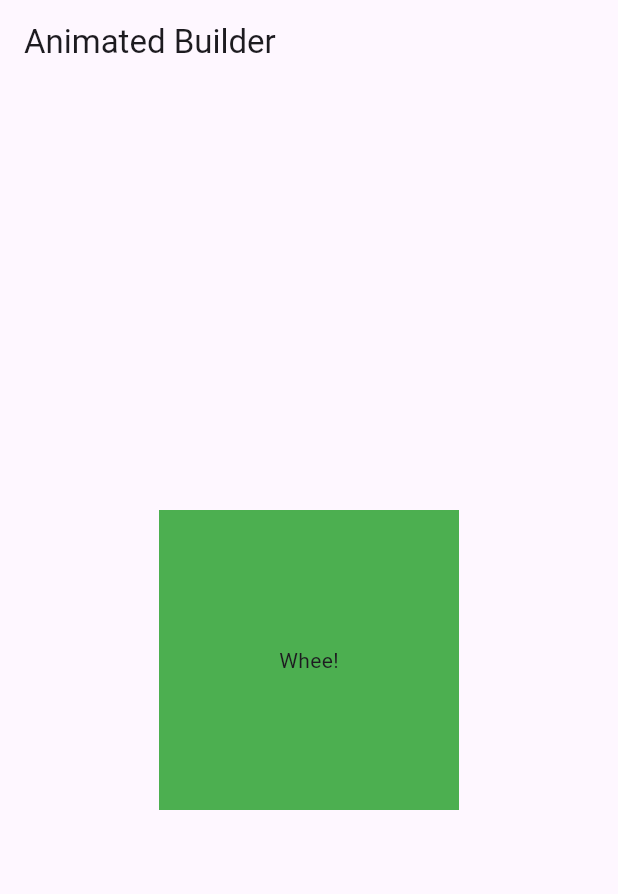
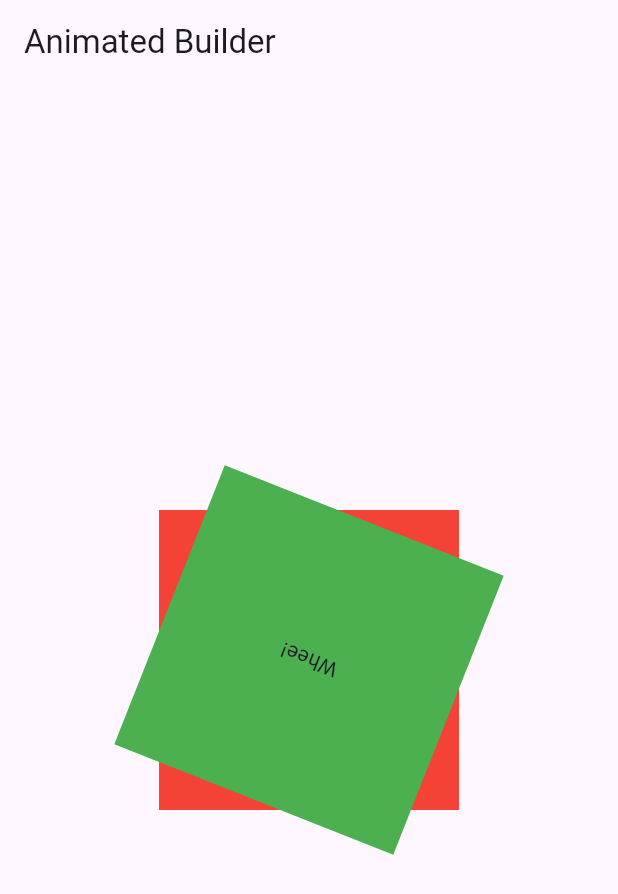
Before and after one commit to Aasathmani/Animation, a Flutter app: the screen it shows after launch, on a phone screen of 412 x 824 dp. Shown: the top 894 px of the screen. Run offline on Flutter 3.47's test engine with Material 3 defaults, Android fonts, the phone set to English and light mode, and no system bars.

Commit message:
The animation builder

```diff
--- a/lib/main.dart
+++ b/lib/main.dart
@@ -14,9 +14,9 @@
 
 class _MyAppState extends State<MyApp> with TickerProviderStateMixin {
   late final AnimationController _controller = AnimationController(
-    duration: Duration(seconds: 10),
+    duration: const Duration(seconds: 5),
     vsync: this,
-  );
+  )..repeat();
   @override
   void dispose() {
     _controller.dispose();
```
Also changed, not shown: 1 other file.
